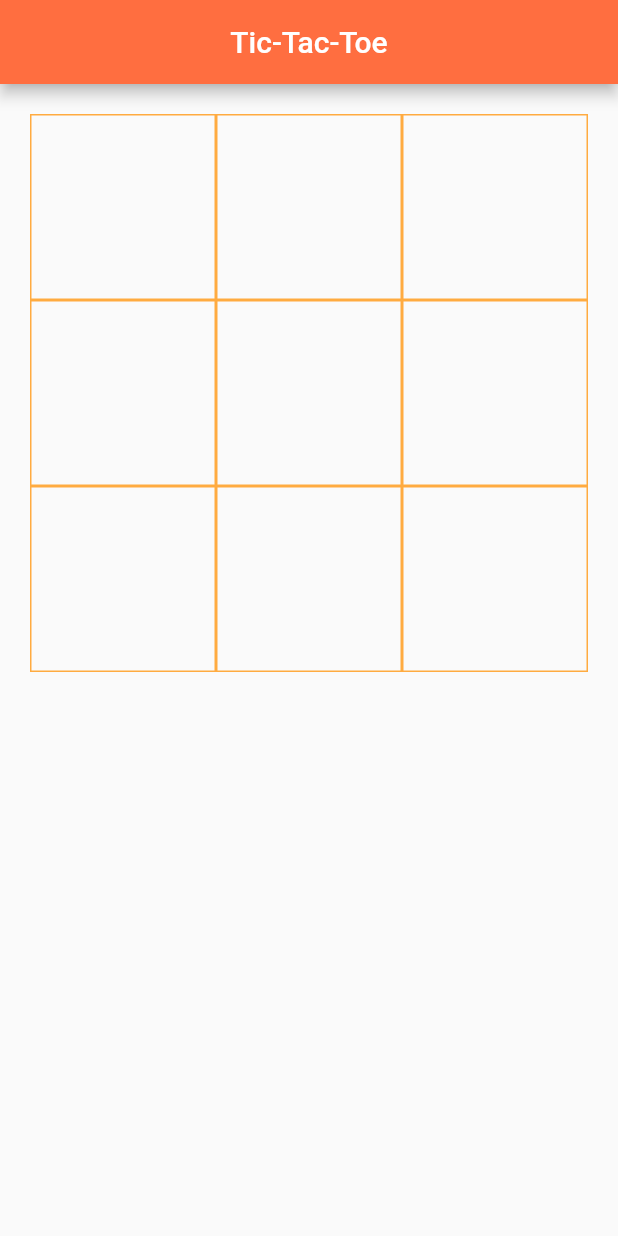
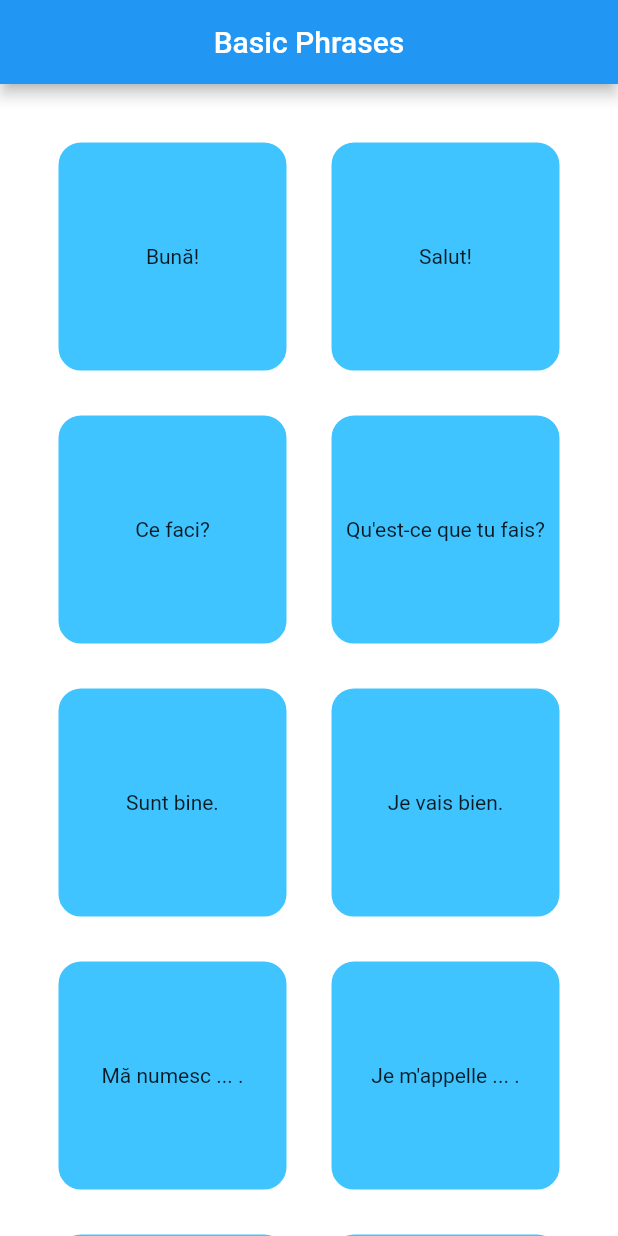
Before and after one commit to AlexandraLupoi/Flutter, a Flutter app: the screen it shows after launch, on a phone screen of 412 x 824 dp. Run offline on Flutter 3.47's test engine with Material 2 defaults, Android fonts, the phone set to English and light mode, and no system bars; our stand-ins replace audioplayers.

Commit message:
Basic phrases

```diff
--- /dev/null
+++ b/lib/basic_phrases.dart
@@ -0,0 +1,82 @@
+import 'package:audioplayers/audioplayers.dart';
+import 'package:flutter/material.dart';
+
+void main() {
+  runApp(const BasicPhrases());
+}
+
+class BasicPhrases extends StatelessWidget {
+  const BasicPhrases({Key? key}) : super(key: key);
+
+  @override
+  Widget build(BuildContext context) {
+    return const MaterialApp(home: HomePage());
+  }
+}
+
+class HomePage extends StatefulWidget {
+  const HomePage({Key? key}) : super(key: key);
+
+  @override
+  _HomePageState createState() => _HomePageState();
+}
+
+class _HomePageState extends State<HomePage> {
+  List<String> phrases = [
+    'Bună!',
+    'Salut!',
+    'Ce faci?',
+    "Qu'est-ce que tu fais?",
+    'Sunt bine.',
+    'Je vais bien.',
+    'Mă numesc ... .',
+    "Je m'appelle ... .",
+    'Am 20 de ani.',
+    "J'ai 20 ans."
+  ];
+  String ro = 'https://translate.google.com/translate_tts?ie=UTF-&&client=tw-ob&tl=ro&q=';
+  String fr = 'https://translate.google.com/translate_tts?ie=UTF-&&client=tw-ob&tl=fr&q=';
+  List<String> words = [
+    '[buna]',
+    '[salut]',
+    '[ce faci?]',
+    "[qu'est-ce que tu fais?]",
+    '[sunt bine]',
+    '[je vais bien]',
+    '[ma numesc]',
+    "[je m'appelle]",
+    '[am 20 de ani]',
+    "[j'ai 20 ans]"
+  ];
+
+  AudioPlayer audioPlayer = AudioPlayer();
+
+  @override
+  Widget build(BuildContext context) {
+    return Scaffold(
+        backgroundColor: Colors.white,
+        appBar: AppBar(title: const Text('Basic Phrases'), centerTitle: true),
+        body: GridView.builder(
+            padding: const EdgeInsets.all(24),
+            gridDelegate: const SliverGridDelegateWithFixedCrossAxisCount(crossAxisCount: 2),
+            itemCount: 10,
+            itemBuilder: (BuildContext context, int index) {
+              return GestureDetector(
+                  onTap: () {
+                    _play(index);
+                  },
+                  child: Container(
+                      decoration: BoxDecoration(
+                          color: Colors.lightBlueAccent,
+                          border: Border.all(width: 15, color: Colors.white),
+                          borderRadius: const BorderRadius.all(Radius.circular(30))),
+                      child: Center(child: Text(phrases[index]))));
+            }));
+  }
+
+  Future<void> _play(int index) async {
+    final String language = index.isEven ? ro : fr;
+    final String path = language + words[index];
+    await audioPlayer.play(path);
+  }
+}
--- a/lib/main.dart
+++ b/lib/main.dart
@@ -1,4 +1,4 @@
-import 'tic_tac_toe.dart' as app;
+import 'basic_phrases.dart' as app;
 
 void main() {
   app.main();
--- a/pubspec.yaml
+++ b/pubspec.yaml
@@ -8,6 +8,7 @@ dependencies:
   flutter:
     sdk: flutter
   cupertino_icons: ^1.0.2
+  audioplayers: ^0.20.1
 dev_dependencies:
   flutter_test:
     sdk: flutter
```
Also changed, not shown: pubspec.lock.
